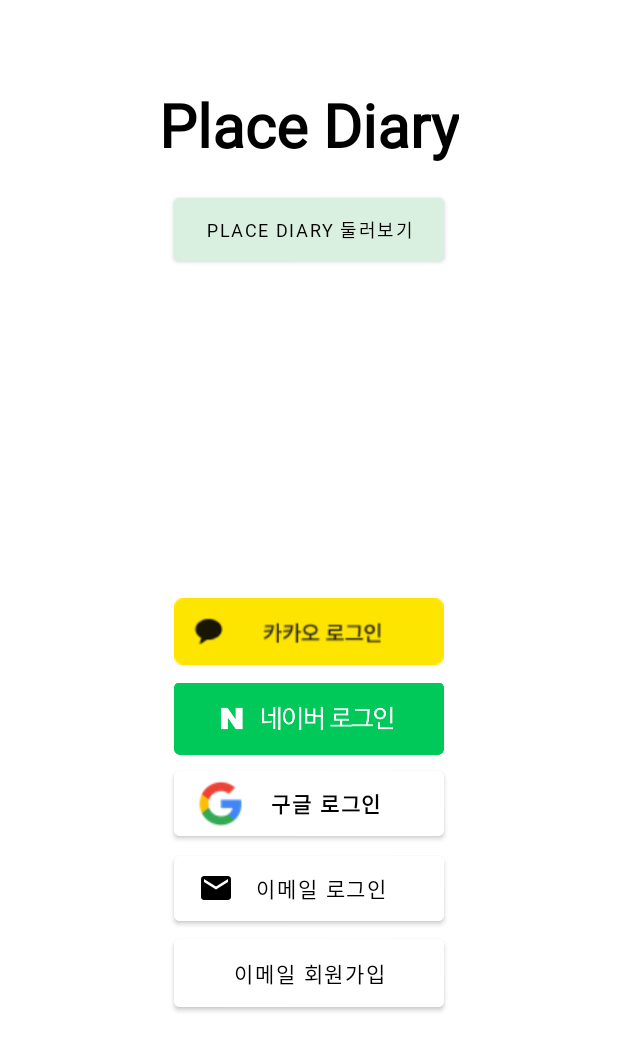
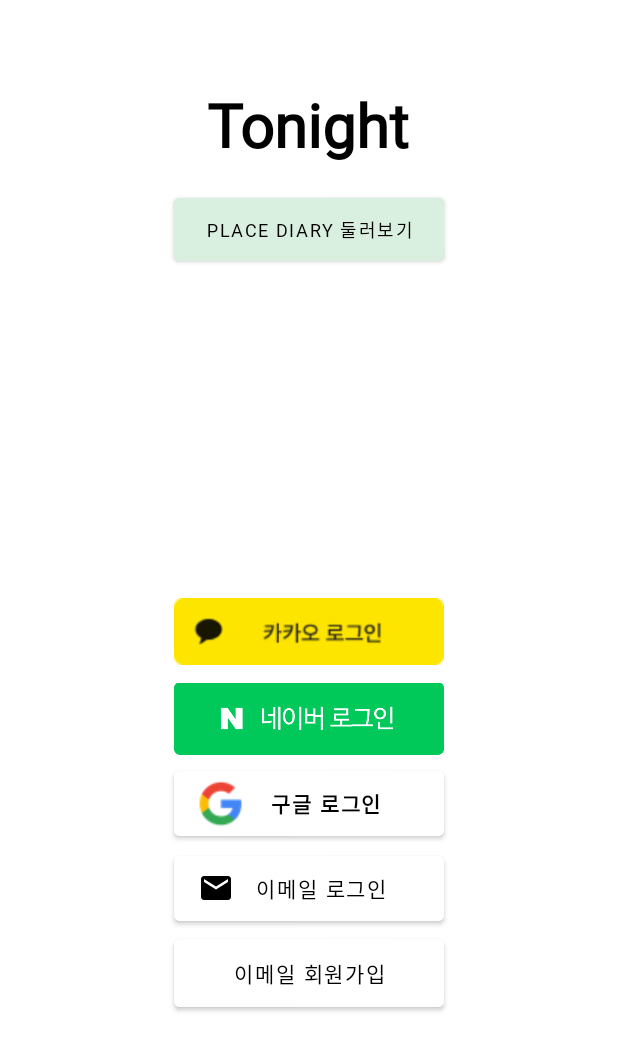
Before and after one commit to ChoKwangEun1021/Tonight, an Android app: the LoginActivity screen opened directly, with no data from a screen before it, on a phone screen of 412 x 824 dp. Shown: the top 1051 px of the screen. Run offline under Robolectric (Android 15) with nearby library versions, the phone set to English and light mode, and no system bars.

```diff
--- a/app/src/main/java/com/weare2024/tonight/activites/MyProfileActivity1.kt
+++ b/app/src/main/java/com/weare2024/tonight/activites/MyProfileActivity1.kt
@@ -3,7 +3,6 @@
 import android.os.Bundle
 import androidx.appcompat.app.AppCompatActivity
 import com.weare2024.tonight.databinding.ActivityMyProfile1Binding
-import com.weare2024.tonight.databinding.ActivityMyProfileBirthdayBinding
 
 class MyProfileActivity1 : AppCompatActivity() {
 
--- a/app/src/main/res/layout/activity_login.xml
+++ b/app/src/main/res/layout/activity_login.xml
@@ -16,7 +16,7 @@
         android:layout_marginTop="40dp"
         android:fontFamily="@font/hakgyoansim_bombanghak_r"
         android:padding="16dp"
-        android:text="Place Diary"
+        android:text="Tonight"
         android:textColor="@color/black"
         android:textSize="40sp"
         android:textStyle="bold" />
```
Also changed, not shown: app/src/main/res/layout/activity_my_profile_1.xml (+12 -3 lines).
